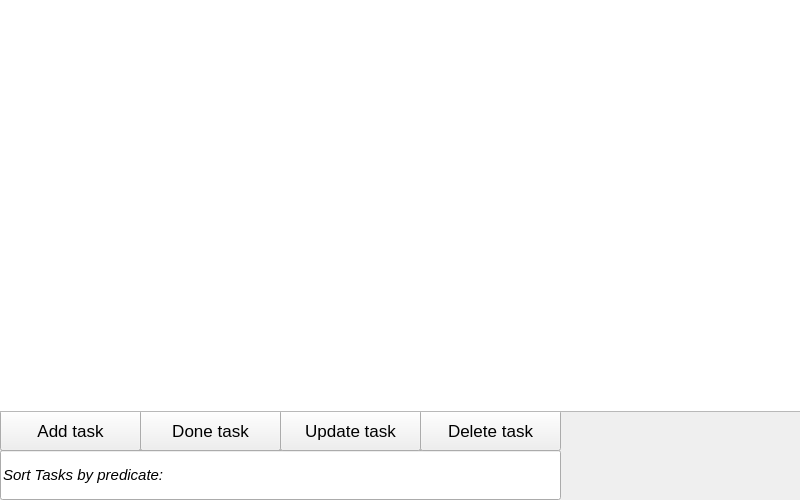
The window that src/gui/mainwindow.ui (Retr0Wawe/MerTechTask) describes before a commit, drawn with Qt 5.
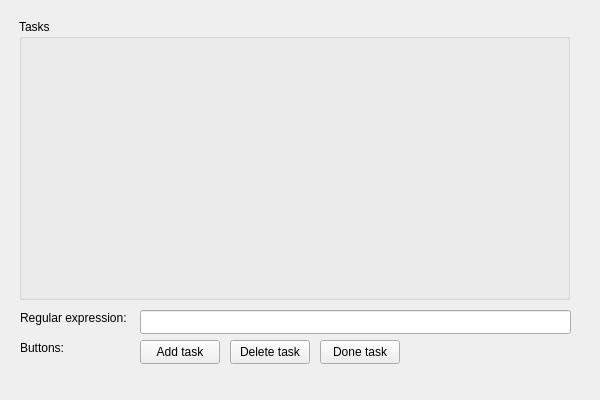
The same window after the commit.

Commit message: rewrite TaskHandler, add some gui

```diff
--- a/src/gui/mainwindow.ui
+++ b/src/gui/mainwindow.ui
@@ -6,19 +6,19 @@
    <rect>
     <x>0</x>
     <y>0</y>
-    <width>800</width>
-    <height>500</height>
+    <width>600</width>
+    <height>400</height>
    </rect>
   </property>
   <property name="minimumSize">
    <size>
     <width>500</width>
-    <height>500</height>
+    <height>400</height>
    </size>
   </property>
   <property name="maximumSize">
    <size>
-    <width>800</width>
+    <width>600</width>
     <height>500</height>
    </size>
   </property>
@@ -26,130 +26,95 @@
    <string>MainWindow</string>
   </property>
   <widget class="QWidget" name="centralwidget">
-   <widget class="QPushButton" name="DoneTaskButton">
+   <widget class="QGroupBox" name="MainBox">
     <property name="geometry">
      <rect>
-      <x>140</x>
-      <y>410</y>
-      <width>141</width>
-      <height>41</height>
+      <x>19</x>
+      <y>19</y>
+      <width>551</width>
+      <height>281</height>
      </rect>
     </property>
-    <property name="font">
-     <font>
-      <pointsize>13</pointsize>
-     </font>
-    </property>
-    <property name="autoFillBackground">
-     <bool>false</bool>
-    </property>
-    <property name="text">
-     <string>Done task</string>
-    </property>
-   </widget>
-   <widget class="QPushButton" name="AddTaskButton">
-    <property name="geometry">
-     <rect>
-      <x>0</x>
-      <y>410</y>
-      <width>141</width>
-      <height>41</height>
-     </rect>
-    </property>
-    <property name="font">
-     <font>
-      <pointsize>13</pointsize>
-     </font>
-    </property>
-    <property name="autoFillBackground">
-     <bool>false</bool>
-    </property>
-    <property name="text">
-     <string>Add task</string>
-    </property>
-   </widget>
-   <widget class="QLineEdit" name="PredicateLine">
-    <property name="geometry">
-     <rect>
-      <x>0</x>
-      <y>450</y>
-      <width>561</width>
-      <height>50</height>
-     </rect>
-    </property>
-    <property name="font">
-     <font>
-      <pointsize>11</pointsize>
-      <italic>true</italic>
-      <bold>false</bold>
-      <underline>false</underline>
-      <strikeout>false</strikeout>
-      <stylestrategy>PreferDefault</stylestrategy>
-     </font>
-    </property>
-    <property name="autoFillBackground">
-     <bool>false</bool>
-    </property>
-    <property name="text">
-     <string>Sort Tasks by predicate:</string>
-    </property>
-    <property name="dragEnabled">
-     <bool>false</bool>
-    </property>
-    <property name="readOnly">
-     <bool>false</bool>
-    </property>
-   </widget>
-   <widget class="QPushButton" name="UpdateTaskButton">
-    <property name="geometry">
-     <rect>
-      <x>280</x>
-      <y>410</y>
-      <width>141</width>
-      <height>41</height>
-     </rect>
-    </property>
-    <property name="font">
-     <font>
-      <pointsize>13</pointsize>
-     </font>
-    </property>
-    <property name="autoFillBackground">
-     <bool>false</bool>
-    </property>
-    <property name="text">
-     <string>Update task</string>
+    <property name="title">
+     <string>Tasks</string>
     </property>
    </widget>
    <widget class="QPushButton" name="DeleteTaskButton">
     <property name="geometry">
      <rect>
-      <x>420</x>
-      <y>410</y>
-      <width>141</width>
-      <height>41</height>
+      <x>230</x>
+      <y>340</y>
+      <width>80</width>
+      <height>24</height>
      </rect>
     </property>
-    <property name="font">
-     <font>
-      <pointsize>13</pointsize>
-     </font>
-    </property>
-    <property name="autoFillBackground">
-     <bool>false</bool>
-    </property>
     <property name="text">
      <string>Delete task</string>
     </property>
    </widget>
-   <widget class="QTableView" name="tableView">
+   <widget class="QPushButton" name="AddTaskButton">
     <property name="geometry">
      <rect>
-      <x>-5</x>
-      <y>-9</y>
-      <width>811</width>
-      <height>421</height>
+      <x>140</x>
+      <y>340</y>
+      <width>80</width>
+      <height>24</height>
      </rect>
+    </property>
+    <property name="text">
+     <string>Add task</string>
+    </property>
+   </widget>
+   <widget class="QLabel" name="RegularExprLabel">
+    <property name="geometry">
+     <rect>
+      <x>20</x>
+      <y>310</y>
+      <width>141</width>
+      <height>16</height>
+     </rect>
+    </property>
+    <property name="text">
+     <string>Regular expression:</string>
+    </property>
+   </widget>
+   <widget class="QLineEdit" name="RegularLineEdit">
+    <property name="geometry">
+     <rect>
+      <x>140</x>
+      <y>310</y>
+      <width>431</width>
+      <height>24</height>
+     </rect>
+    </property>
+    <property name="text">
+     <string/>
+    </property>
+   </widget>
+   <widget class="QPushButton" name="DoneTaskButton">
+    <property name="geometry">
+     <rect>
+      <x>320</x>
+      <y>340</y>
+      <width>80</width>
+      <height>24</height>
+     </rect>
+    </property>
+    <property name="text">
+     <string>Done task</string>
+    </property>
+   </widget>
+   <widget class="QLabel" name="ButtonsLabel">
+    <property name="geometry">
+     <rect>
+      <x>20</x>
+      <y>340</y>
+      <width>91</width>
+      <height>16</height>
+     </rect>
+    </property>
+    <property name="text">
+     <string>Buttons:</string>
     </property>
    </widget>
   </widget>
```
The commit also changes 9 other files.
